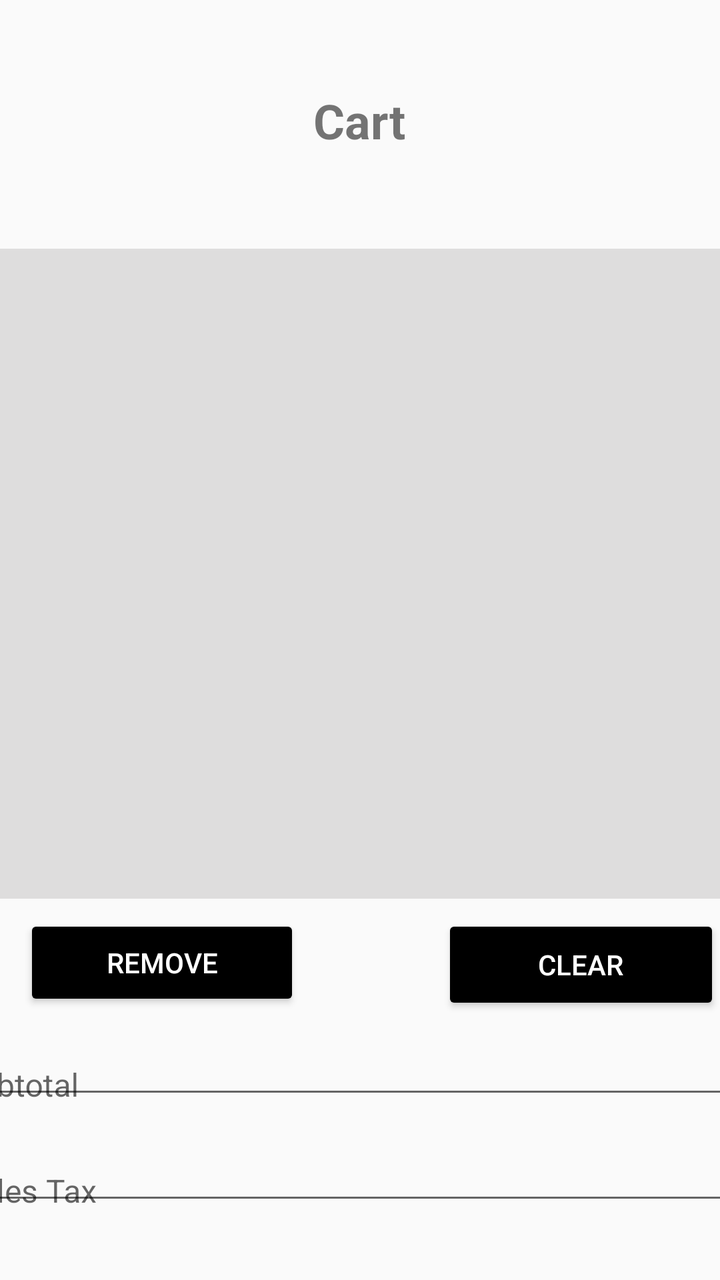
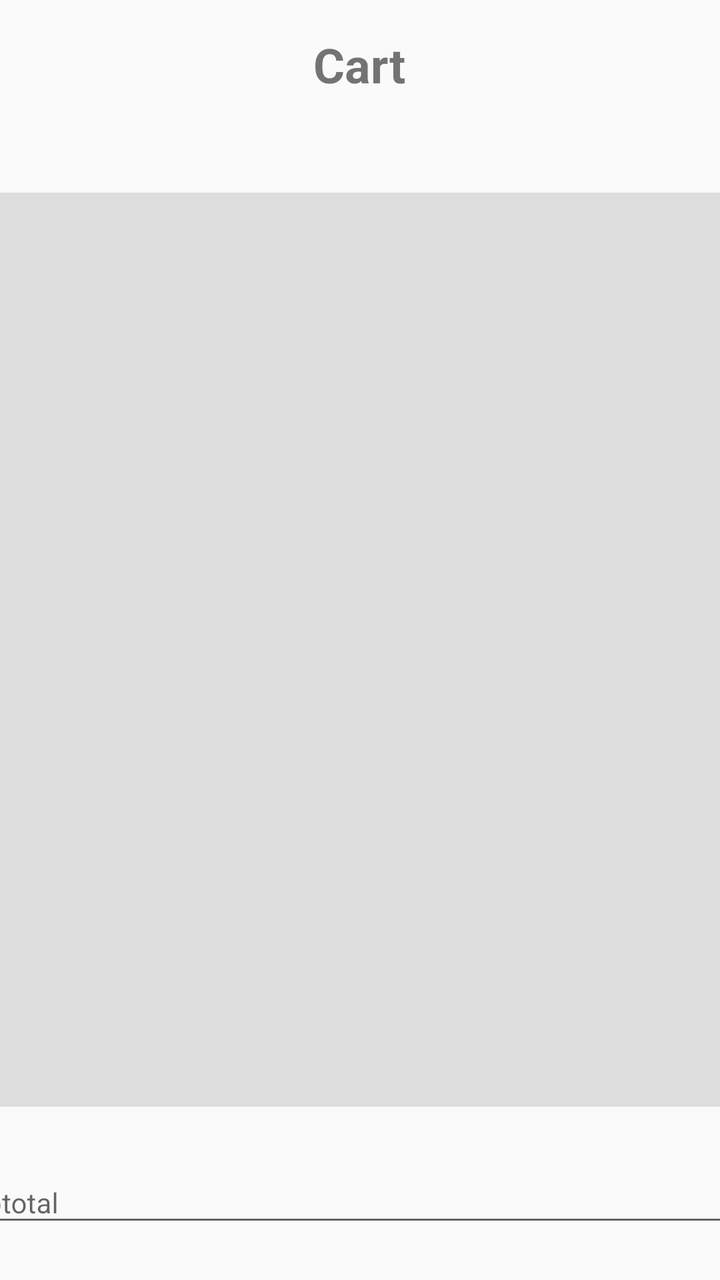

An Android layout rendered at two revisions. The XML below is the earlier revision; the diff shows what the commit changed to produce the second picture.
<!-- AndroidManifest.xml: application theme Theme.RUPizza -->
<!-- res/layout/view_cart.xml -->
<?xml version="1.0" encoding="utf-8"?>
<androidx.constraintlayout.widget.ConstraintLayout xmlns:android="http://schemas.android.com/apk/res/android"
    xmlns:app="http://schemas.android.com/apk/res-auto"
    xmlns:tools="http://schemas.android.com/tools"
    android:id="@+id/main"
    android:layout_width="match_parent"
    android:layout_height="match_parent">
    

    <TextView
        android:id="@+id/textView2"
        android:layout_width="wrap_content"
        android:layout_height="wrap_content"
        android:layout_marginTop="44dp"
        android:gravity="center"
        android:text="Cart"
        android:textSize="24sp"
        android:textStyle="bold"
        app:layout_constraintEnd_toEndOf="parent"
        app:layout_constraintHorizontal_bias="0.498"
        app:layout_constraintStart_toStartOf="parent"
        app:layout_constraintTop_toTopOf="parent" />

    <ListView
        android:id="@+id/listView"
        android:layout_width="384dp"
        android:layout_height="325dp"
        android:layout_marginTop="48dp"
        android:background="#DEDDDD"
        app:layout_constraintEnd_toEndOf="parent"
        app:layout_constraintHorizontal_bias="0.531"
        app:layout_constraintStart_toStartOf="parent"
        app:layout_constraintTop_toBottomOf="@+id/textView2" />

    <TextView
        android:id="@+id/tv_orderNum"
        android:layout_width="69dp"
        android:layout_height="23dp"
        android:layout_marginTop="16dp"
        app:layout_constraintEnd_toEndOf="parent"
        app:layout_constraintStart_toStartOf="parent"
        app:layout_constraintTop_toBottomOf="@+id/textView2" />

    <Button
        android:id="@+id/placeOrder_button"
        android:layout_width="139dp"
        android:layout_height="50dp"
        android:layout_marginTop="12dp"
        android:layout_marginEnd="12dp"
        android:backgroundTint="@color/black"
        android:onClick="placeOrder"
        android:text="Place Order"
        android:textColor="@color/white"
        app:layout_constraintEnd_toEndOf="parent"
        app:layout_constraintTop_toBottomOf="@+id/textInputLayout" />

    <Button
        android:id="@+id/remove_button"
        android:layout_width="138dp"
        android:layout_height="48dp"
        android:layout_marginStart="12dp"
        android:layout_marginTop="8dp"
        android:backgroundTint="@color/black"
        android:onClick="removePizza"
        android:text="Remove"
        android:textColor="@color/white"
        app:layout_constraintStart_toStartOf="parent"
        app:layout_constraintTop_toBottomOf="@+id/listView" />

    <Button
        android:id="@+id/clear_button"
        android:layout_width="139dp"
        android:layout_height="50dp"
        android:backgroundTint="@color/black"
        android:onClick="clearCart"
        android:text="Clear"
        android:textColor="@color/white"
        app:layout_constraintEnd_toEndOf="parent"
        app:layout_constraintTop_toTopOf="@+id/remove_button" />

    <com.google.android.material.textfield.TextInputLayout
        android:id="@+id/textInputLayout"
        android:layout_width="409dp"
        android:layout_height="37dp"
        android:layout_marginTop="16dp"
        app:layout_constraintEnd_toEndOf="parent"
        app:layout_constraintStart_toStartOf="parent"
        app:layout_constraintTop_toBottomOf="@+id/textInputLayout3">

        <com.google.android.material.textfield.TextInputEditText
            android:id="@+id/te_orderTotal"
            android:layout_width="match_parent"
            android:layout_height="wrap_content"
            android:editable="false"
            android:hint="Order Total"
            android:textSize="16sp"
            tools:layout_editor_absoluteX="1dp"
            tools:layout_editor_absoluteY="637dp" />
    </com.google.android.material.textfield.TextInputLayout>

    <com.google.android.material.textfield.TextInputLayout
        android:id="@+id/textInputLayout2"
        android:layout_width="409dp"
        android:layout_height="37dp"
        android:layout_marginTop="12dp"
        app:layout_constraintEnd_toEndOf="parent"
        app:layout_constraintStart_toStartOf="parent"
        app:layout_constraintTop_toBottomOf="@+id/remove_button">

        <com.google.android.material.textfield.TextInputEditText
            android:id="@+id/te_subTotal"
            android:layout_width="match_parent"
            android:layout_height="wrap_content"
            android:editable="false"
            android:hint="Subtotal"
            android:textSize="16sp"
            tools:layout_editor_absoluteX="1dp"
            tools:layout_editor_absoluteY="530dp" />
    </com.google.android.material.textfield.TextInputLayout>

    <com.google.android.material.textfield.TextInputLayout
        android:id="@+id/textInputLayout3"
        android:layout_width="409dp"
        android:layout_height="37dp"
        android:layout_marginTop="16dp"
        app:layout_constraintEnd_toEndOf="parent"
        app:layout_constraintStart_toStartOf="parent"
        app:layout_constraintTop_toBottomOf="@+id/textInputLayout2">

        <com.google.android.material.textfield.TextInputEditText
            android:id="@+id/te_salesTax"
            android:layout_width="match_parent"
            android:layout_height="match_parent"
            android:editable="false"
            android:hint="Sales Tax"
            android:textSize="16sp"
            tools:layout_editor_absoluteX="1dp"
            tools:layout_editor_absoluteY="575dp" />
    </com.google.android.material.textfield.TextInputLayout>

</androidx.constraintlayout.widget.ConstraintLayout>
<!-- resources referenced by this layout -->
<resources>
  <color name="black">#FF000000</color>
  <color name="white">#FFFFFFFF</color>
  <style name="Theme.RUPizza" parent="Theme.AppCompat.Light.NoActionBar">
          
          <item name="colorPrimary">@color/purple_500</item>
          <item name="colorPrimaryDark">@color/purple_700</item>
          <item name="colorAccent">@color/teal_200</item>
      </style>
  <color name="purple_500">#FF6200EE</color>
  <color name="purple_700">#FF3700B3</color>
  <color name="teal_200">#FF03DAC5</color>
</resources>

<!-- the commit's change to res/layout/view_cart.xml (unified diff, before → after) -->
@@ -4,16 +4,18 @@
     xmlns:tools="http://schemas.android.com/tools"
     android:id="@+id/main"
     android:layout_width="match_parent"
-    android:layout_height="match_parent">
+    android:layout_height="match_parent"
+    tools:layout_editor_absoluteX="0dp"
+    tools:layout_editor_absoluteY="25dp">
     
 
     <TextView
         android:id="@+id/textView2"
         android:layout_width="wrap_content"
         android:layout_height="wrap_content"
-        android:layout_marginTop="44dp"
+        android:layout_marginTop="16dp"
         android:gravity="center"
-        android:text="Cart"
+        android:text="@string/cartTitle"
         android:textSize="24sp"
         android:textStyle="bold"
         app:layout_constraintEnd_toEndOf="parent"
@@ -23,8 +25,8 @@
 
     <ListView
         android:id="@+id/listView"
-        android:layout_width="384dp"
-        android:layout_height="325dp"
+        android:layout_width="378dp"
+        android:layout_height="457dp"
         android:layout_marginTop="48dp"
         android:background="#DEDDDD"
         app:layout_constraintEnd_toEndOf="parent"
@@ -34,9 +36,10 @@
 
     <TextView
         android:id="@+id/tv_orderNum"
-        android:layout_width="69dp"
+        android:layout_width="wrap_content"
         android:layout_height="23dp"
         android:layout_marginTop="16dp"
+        android:textSize="16sp"
         app:layout_constraintEnd_toEndOf="parent"
         app:layout_constraintStart_toStartOf="parent"
         app:layout_constraintTop_toBottomOf="@+id/textView2" />
@@ -45,43 +48,34 @@
         android:id="@+id/placeOrder_button"
         android:layout_width="139dp"
         android:layout_height="50dp"
-        android:layout_marginTop="12dp"
-        android:layout_marginEnd="12dp"
+        android:layout_marginTop="16dp"
+        android:layout_marginEnd="16dp"
         android:backgroundTint="@color/black"
         android:onClick="placeOrder"
-        android:text="Place Order"
+        android:text="@string/bt_placeorder"
         android:textColor="@color/white"
         app:layout_constraintEnd_toEndOf="parent"
         app:layout_constraintTop_toBottomOf="@+id/textInputLayout" />
 
     <Button
-        android:id="@+id/remove_button"
-        android:layout_width="138dp"
-        android:layout_height="48dp"
-        android:layout_marginStart="12dp"
-        android:layout_marginTop="8dp"
-        android:backgroundTint="@color/black"
-        android:onClick="removePizza"
-        android:text="Remove"
-        android:textColor="@color/white"
-        app:layout_constraintStart_toStartOf="parent"
-        app:layout_constraintTop_toBottomOf="@+id/listView" />
-
-    <Button
         android:id="@+id/clear_button"
         android:layout_width="139dp"
         android:layout_height="50dp"
+        android:layout_marginTop="16dp"
+        android:layout_marginEnd="88dp"
         android:backgroundTint="@color/black"
         android:onClick="clearCart"
-        android:text="Clear"
+        android:text="@string/bt_clear"
         android:textColor="@color/white"
-        app:layout_constraintEnd_toEndOf="parent"
-        app:layout_constraintTop_toTopOf="@+id/remove_button" />
+        app:layout_constraintEnd_toStartOf="@+id/placeOrder_button"
+        app:layout_constraintHorizontal_bias="0.241"
+        app:layout_constraintStart_toStartOf="parent"
+        app:layout_constraintTop_toBottomOf="@+id/textInputLayout" />
 
     <com.google.android.material.textfield.TextInputLayout
         android:id="@+id/textInputLayout"
-        android:layout_width="409dp"
-        android:layout_height="37dp"
+        android:layout_width="415dp"
+        android:layout_height="50dp"
         android:layout_marginTop="16dp"
         app:layout_constraintEnd_toEndOf="parent"
         app:layout_constraintStart_toStartOf="parent"
@@ -92,36 +86,34 @@
             android:layout_width="match_parent"
             android:layout_height="wrap_content"
             android:editable="false"
-            android:hint="Order Total"
-            android:textSize="16sp"
-            tools:layout_editor_absoluteX="1dp"
-            tools:layout_editor_absoluteY="637dp" />
+            android:hint="@string/ordertotal"
+            android:textSize="14sp" />
     </com.google.android.material.textfield.TextInputLayout>
 
     <com.google.android.material.textfield.TextInputLayout
         android:id="@+id/textInputLayout2"
-        android:layout_width="409dp"
-        android:layout_height="37dp"
-        android:layout_marginTop="12dp"
+        android:layout_width="415dp"
+        android:layout_height="50dp"
+        android:layout_marginTop="18dp"
         app:layout_constraintEnd_toEndOf="parent"
         app:layout_constraintStart_toStartOf="parent"
-        app:layout_constraintTop_toBottomOf="@+id/remove_button">
+        app:layout_constraintTop_toBottomOf="@+id/listView">
 
         <com.google.android.material.textfield.TextInputEditText
             android:id="@+id/te_subTotal"
             android:layout_width="match_parent"
             android:layout_height="wrap_content"
             android:editable="false"
-            android:hint="Subtotal"
-            android:textSize="16sp"
+            android:hint="@string/subtotal"
+            android:textSize="14sp"
             tools:layout_editor_absoluteX="1dp"
             tools:layout_editor_absoluteY="530dp" />
     </com.google.android.material.textfield.TextInputLayout>
 
     <com.google.android.material.textfield.TextInputLayout
         android:id="@+id/textInputLayout3"
-        android:layout_width="409dp"
-        android:layout_height="37dp"
+        android:layout_width="415dp"
+        android:layout_height="50dp"
         android:layout_marginTop="16dp"
         app:layout_constraintEnd_toEndOf="parent"
         app:layout_constraintStart_toStartOf="parent"
@@ -130,12 +122,13 @@
         <com.google.android.material.textfield.TextInputEditText
             android:id="@+id/te_salesTax"
             android:layout_width="match_parent"
-            android:layout_height="match_parent"
+            android:layout_height="wrap_content"
             android:editable="false"
-            android:hint="Sales Tax"
-            android:textSize="16sp"
+            android:hint="@string/salestax"
+            android:textSize="14sp"
             tools:layout_editor_absoluteX="1dp"
             tools:layout_editor_absoluteY="575dp" />
+
     </com.google.android.material.textfield.TextInputLayout>
 
 </androidx.constraintlayout.widget.ConstraintLayout>
<!-- resource entries referenced after the edit -->
@@ -2,6 +2,12 @@
 <resources>
   <color name="black">#FF000000</color>
   <color name="white">#FFFFFFFF</color>
+  <string name="bt_clear">CLEAR</string>
+  <string name="bt_placeorder">PLACE ORDER</string>
+  <string name="cartTitle">Cart</string>
+  <string name="ordertotal">Order Total</string>
+  <string name="salestax">SalesTax</string>
+  <string name="subtotal">Subtotal</string>
   <style name="Theme.RUPizza" parent="Theme.AppCompat.Light.NoActionBar">
           
           <item name="colorPrimary">@color/purple_500</item>
